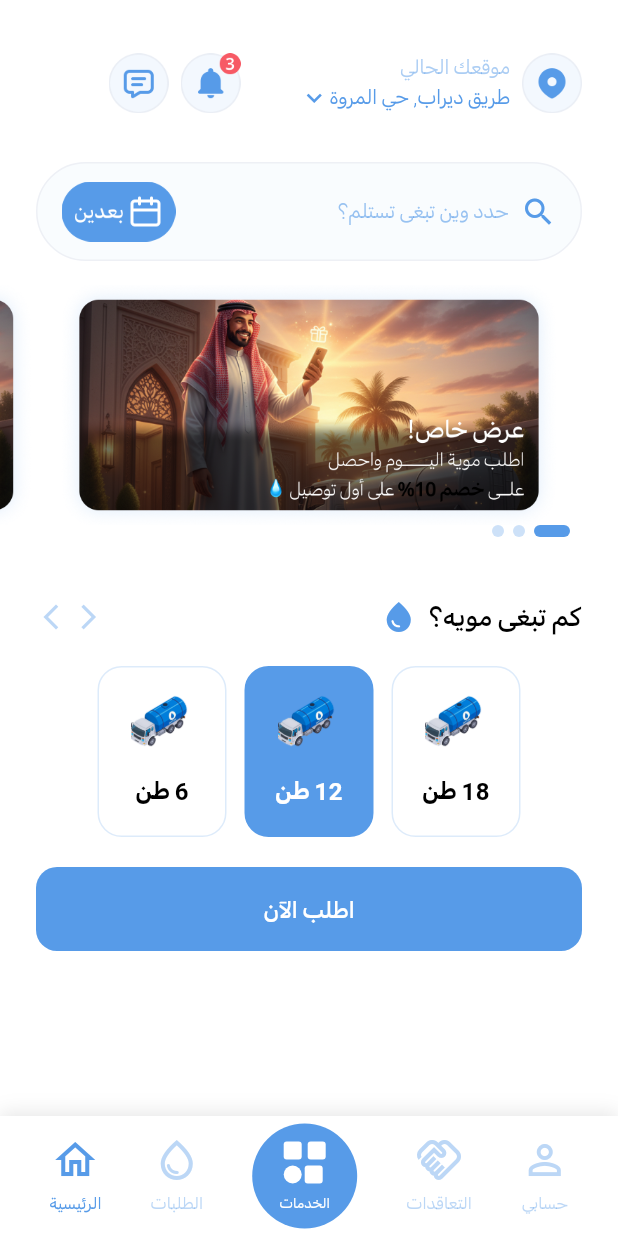
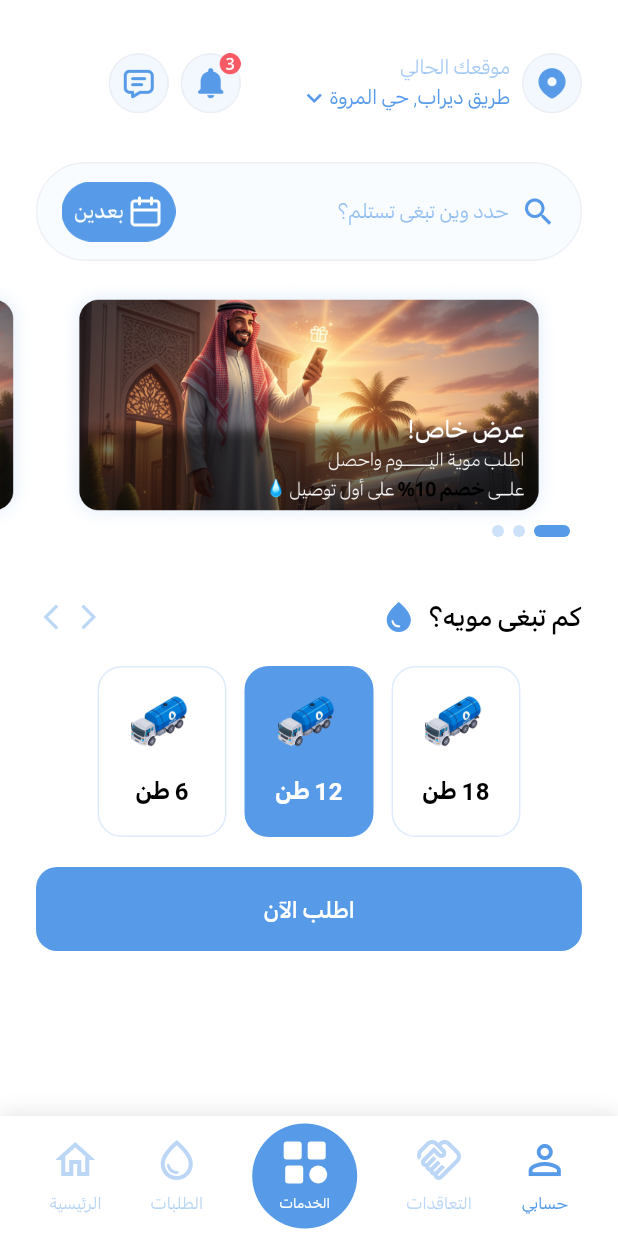
Before and after one commit to ABDO-OS/water, a Flutter app: the HomeView screen opened directly, on a phone screen of 412 x 824 dp. Run offline on Flutter 3.47's test engine with Material 3 defaults, Android fonts, the light colour scheme and no system bars; drawn by our look-alikes of smooth_page_indicator; our stand-ins replace video_player.

Commit message:
Refactor bottom navigation bar item indices and adjust widget decoration styles in main.dart and bottomnavbar.dart

```diff
--- a/lib/core/utils/widgets/bottomnavbar.dart
+++ b/lib/core/utils/widgets/bottomnavbar.dart
@@ -36,7 +36,7 @@ class _BottomNavBarState extends State<BottomNavBar> {
       child: Row(
         mainAxisAlignment: MainAxisAlignment.spaceEvenly,
         children: [
-          _buildNavItem(index: 0, icon: Icons.person_outline, label: 'حسابي'),
+          _buildNavItem(index: 4, icon: Icons.person_outline, label: 'حسابي'),
           _buildNavItem(
             index: 1,
             icon: Icons.handshake_outlined,
@@ -48,7 +48,7 @@ class _BottomNavBarState extends State<BottomNavBar> {
             icon: Icons.water_drop_outlined,
             label: 'الطلبات',
           ),
-          _buildNavItem(index: 4, icon: Icons.home_outlined, label: 'الرئيسية'),
+          _buildNavItem(index: 0, icon: Icons.home_outlined, label: 'الرئيسية'),
         ],
       ),
     );
@@ -142,18 +142,19 @@ class _BottomNavBarState extends State<BottomNavBar> {
                 Container(
                   width: 12,
                   height: 12,
+                  decoration: const BoxDecoration(
+                    color: Colors.white,
+                    shape: BoxShape.circle,
+                  ),
+                ),
+                SizedBox(width: 2),
+                Container(
+                  width: 12,
+                  height: 12,
                   margin: const EdgeInsets.all(2),
                   decoration: BoxDecoration(
                     color: Colors.white,
                     borderRadius: BorderRadius.circular(2),
-                  ),
-                ),
-                Container(
-                  width: 12,
-                  height: 12,
-                  decoration: const BoxDecoration(
-                    color: Colors.white,
-                    shape: BoxShape.circle,
                   ),
                 ),
               ],
--- a/lib/main.dart
+++ b/lib/main.dart
@@ -1,6 +1,5 @@
 import 'package:flutter/material.dart';
 import 'package:flutter_localizations/flutter_localizations.dart';
-
 import 'features/splash/view/splashview.dart';
 
 void main() {
```
